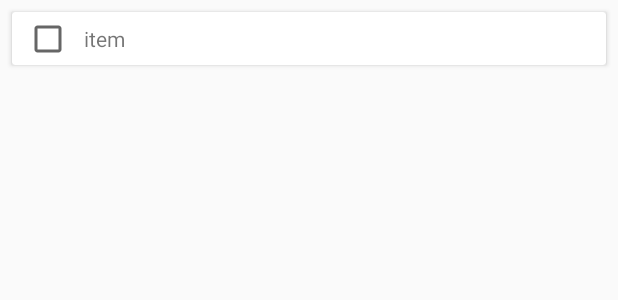
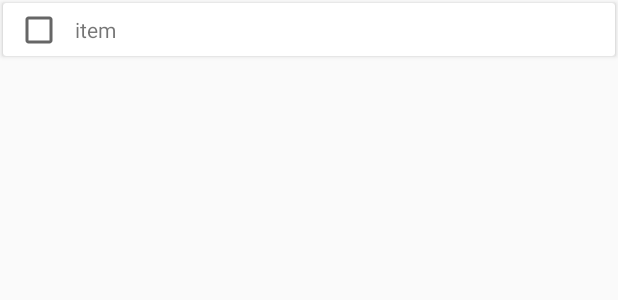
Before and after one commit to hammer0802/ToDo, an Android app: the layout list_main.xml on its own in the app's theme, with its tools: preview values and no code run, on a phone screen of 412 x 824 dp. Shown: the top 300 px of the screen. Run offline under Robolectric (Android 15) with nearby library versions, the phone set to English and light mode, and no system bars.

Commit message:
marginを狭める

```diff
--- a/app/src/main/res/layout/list_main.xml
+++ b/app/src/main/res/layout/list_main.xml
@@ -1,9 +1,10 @@
 <?xml version="1.0" encoding="utf-8"?>
 <android.support.v7.widget.CardView
         xmlns:android="http://schemas.android.com/apk/res/android"
-        xmlns:app="http://schemas.android.com/apk/res-auto" xmlns:tools="http://schemas.android.com/tools" android:layout_margin='8dp'
+        xmlns:app="http://schemas.android.com/apk/res-auto" xmlns:tools="http://schemas.android.com/tools"
+        android:layout_margin="2dp"
         android:layout_width="match_parent"
-        android:layout_height="wrap_content">
+        android:layout_height="wrap_content" android:padding="2dp">
 
 
     <android.support.constraint.ConstraintLayout
```
